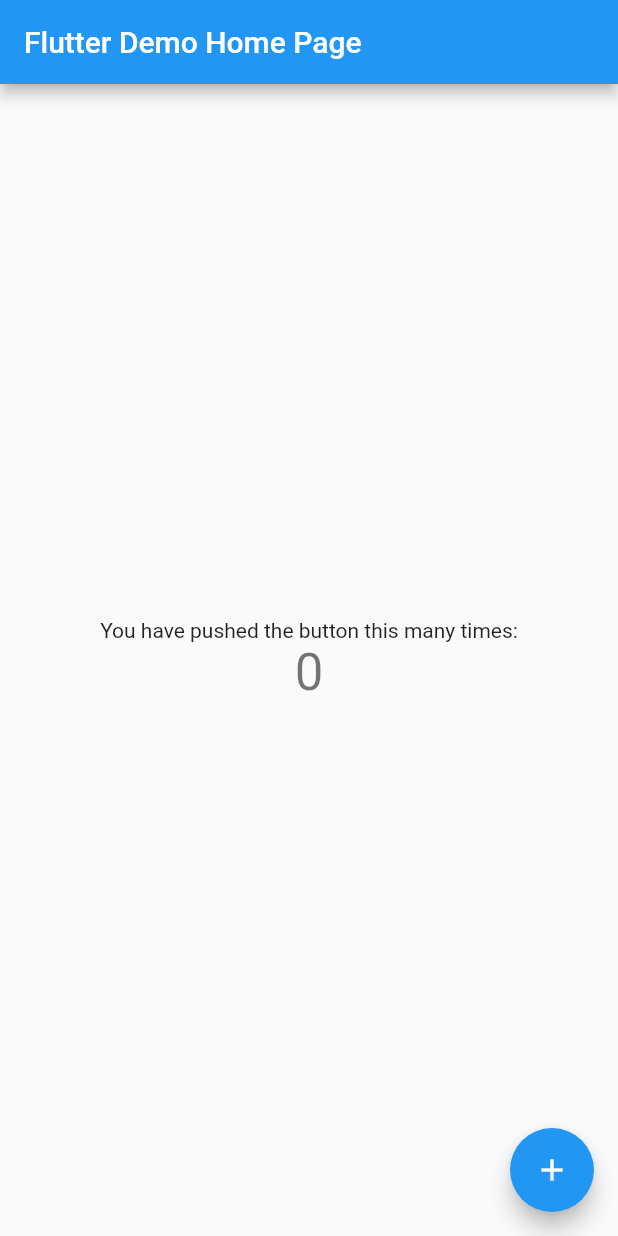
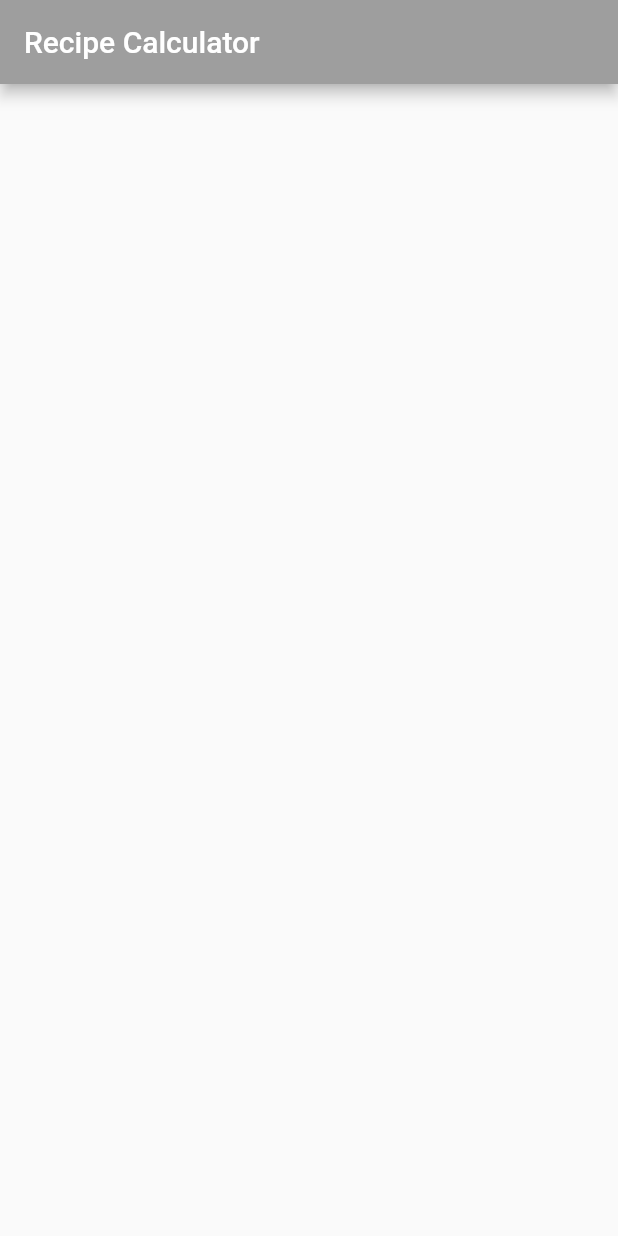
Before and after one commit to agentblythe/rw_recipies, a Flutter app: the screen it shows after launch, on a phone screen of 412 x 824 dp. Run offline on Flutter 3.47's test engine with Material 2 defaults, Android fonts, the phone set to English and light mode, and no system bars.

Commit message:
Clear the app and Change Theme Colours

```diff
--- a/lib/main.dart
+++ b/lib/main.dart
@@ -10,21 +10,15 @@
   // This widget is the root of your application.
   @override
   Widget build(BuildContext context) {
+    final ThemeData theme = ThemeData();
+
     return MaterialApp(
-      title: 'Flutter Demo',
-      theme: ThemeData(
-        // This is the theme of your application.
-        //
-        // Try running your application with "flutter run". You'll see the
-        // application has a blue toolbar. Then, without quitting the app, try
-        // changing the primarySwatch below to Colors.green and then invoke
-        // "hot reload" (press "r" in the console where you ran "flutter run",
-        // or simply save your changes to "hot reload" in a Flutter IDE).
-        // Notice that the counter didn't reset back to zero; the application
-        // is not restarted.
-        primarySwatch: Colors.blue,
+      title: 'Recipe Calculator',
+      theme: theme.copyWith(
+        colorScheme: theme.colorScheme
+            .copyWith(primary: Colors.grey, secondary: Colors.black),
       ),
-      home: const MyHomePage(title: 'Flutter Demo Home Page'),
+      home: const MyHomePage(title: 'Recipe Calculator'),
     );
   }
 }
@@ -48,68 +42,15 @@
 }
 
 class _MyHomePageState extends State<MyHomePage> {
-  int _counter = 0;
-
-  void _incrementCounter() {
-    setState(() {
-      // This call to setState tells the Flutter framework that something has
-      // changed in this State, which causes it to rerun the build method below
-      // so that the display can reflect the updated values. If we changed
-      // _counter without calling setState(), then the build method would not be
-      // called again, and so nothing would appear to happen.
-      _counter++;
-    });
-  }
-
   @override
   Widget build(BuildContext context) {
-    // This method is rerun every time setState is called, for instance as done
-    // by the _incrementCounter method above.
-    //
-    // The Flutter framework has been optimized to make rerunning build methods
-    // fast, so that you can just rebuild anything that needs updating rather
-    // than having to individually change instances of widgets.
     return Scaffold(
       appBar: AppBar(
-        // Here we take the value from the MyHomePage object that was created by
-        // the App.build method, and use it to set our appbar title.
         title: Text(widget.title),
       ),
-      body: Center(
-        // Center is a layout widget. It takes a single child and positions it
-        // in the middle of the parent.
-        child: Column(
-          // Column is also a layout widget. It takes a list of children and
-          // arranges them vertically. By default, it sizes itself to fit its
-          // children horizontally, and tries to be as tall as its parent.
-          //
-          // Invoke "debug painting" (press "p" in the console, choose the
-          // "Toggle Debug Paint" action from the Flutter Inspector in Android
-          // Studio, or the "Toggle Debug Paint" command in Visual Studio Code)
-          // to see the wireframe for each widget.
-          //
-          // Column has various properties to control how it sizes itself and
-          // how it positions its children. Here we use mainAxisAlignment to
-          // center the children vertically; the main axis here is the vertical
-          // axis because Columns are vertical (the cross axis would be
-          // horizontal).
-          mainAxisAlignment: MainAxisAlignment.center,
-          children: <Widget>[
-            const Text(
-              'You have pushed the button this many times:',
-            ),
-            Text(
-              '$_counter',
-              style: Theme.of(context).textTheme.headline4,
-            ),
-          ],
-        ),
+      body: SafeArea(
+        child: Container(),
       ),
-      floatingActionButton: FloatingActionButton(
-        onPressed: _incrementCounter,
-        tooltip: 'Increment',
-        child: const Icon(Icons.add),
-      ), // This trailing comma makes auto-formatting nicer for build methods.
     );
   }
 }
```
